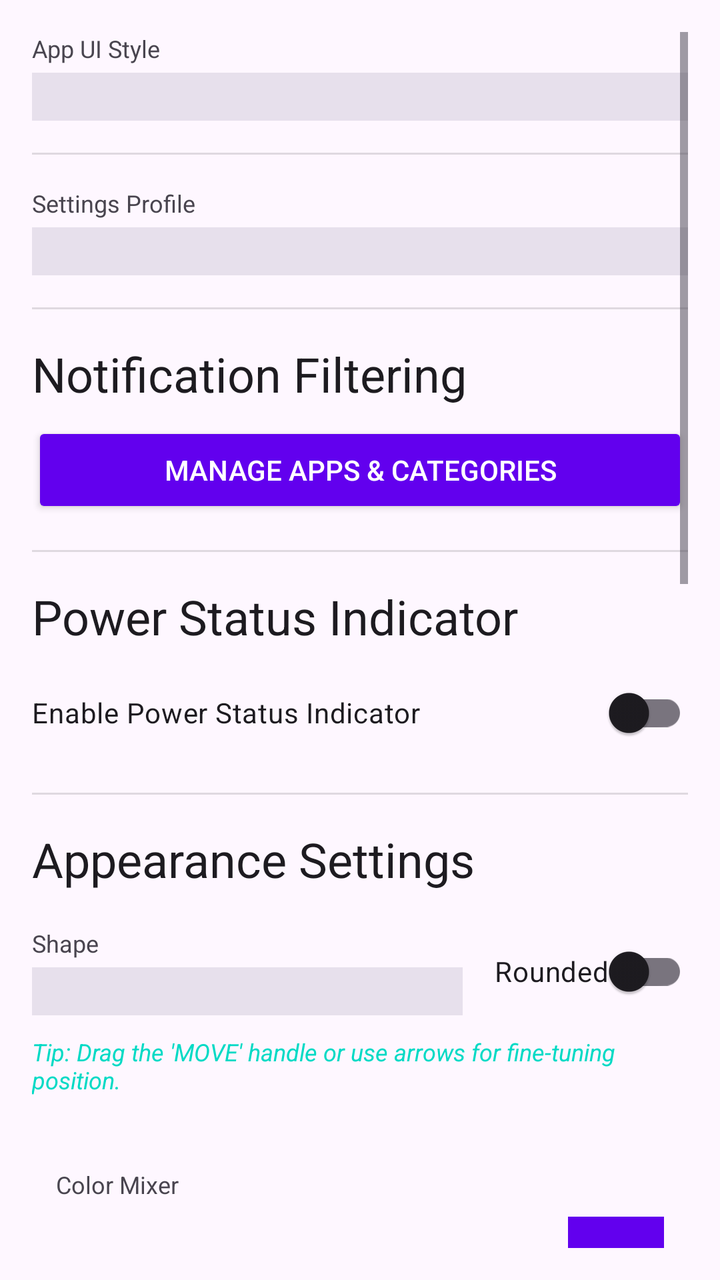
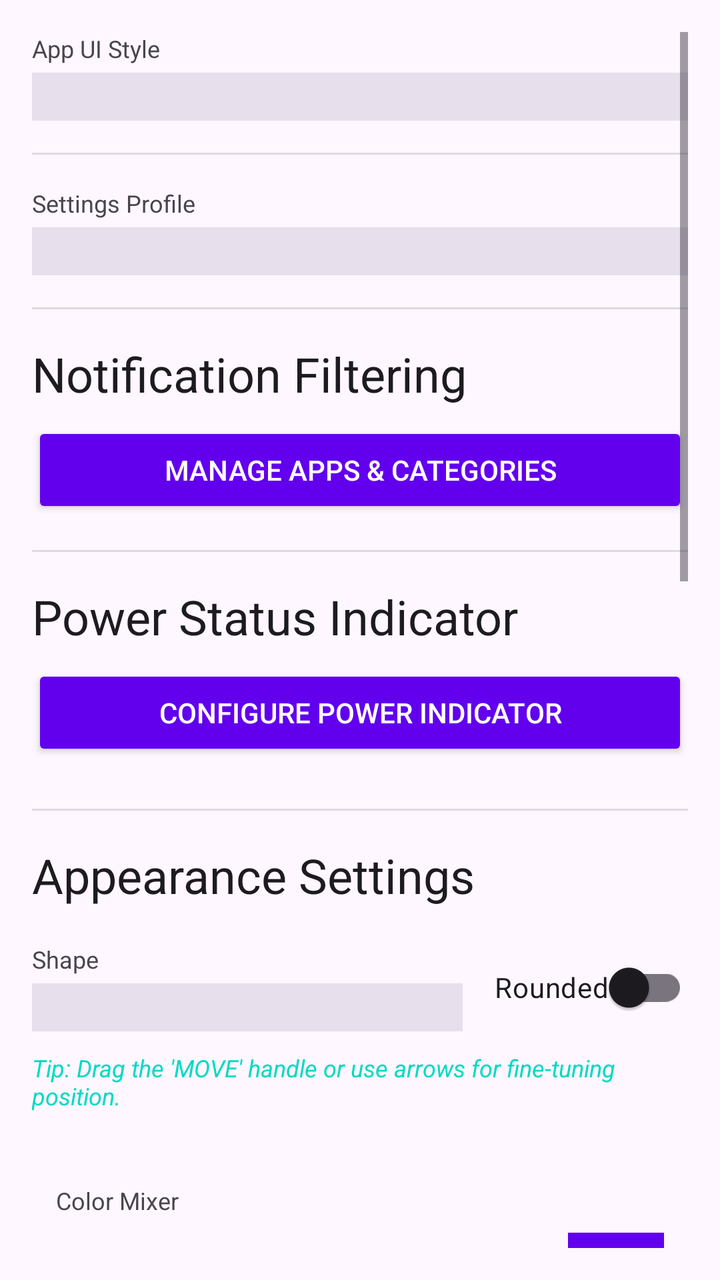

Compare the two renders of this Android layout. The source of the first and the diff that turns it into the second are given below.
<!-- AndroidManifest.xml: activity theme Theme.OpenAODNotify -->
<!-- res/layout/activity_settings.xml -->
<?xml version="1.0" encoding="utf-8"?>
<ScrollView xmlns:android="http://schemas.android.com/apk/res/android"
    xmlns:app="http://schemas.android.com/apk/res-auto"
    android:layout_width="match_parent"
    android:layout_height="match_parent"
    android:padding="16dp"
    android:fitsSystemWindows="true"
    android:background="?android:attr/windowBackground">

    <LinearLayout
        android:layout_width="match_parent"
        android:layout_height="wrap_content"
        android:orientation="vertical">

        
        <TextView
            android:layout_width="wrap_content"
            android:layout_height="wrap_content"
            android:text="App UI Style"
            android:textAppearance="@style/TextAppearance.AppCompat.Caption"
            android:textColor="?android:attr/textColorSecondary" />
        <Spinner
            android:id="@+id/spnUITheme"
            android:layout_width="match_parent"
            android:layout_height="wrap_content"
            android:background="?attr/colorSurfaceVariant"
            android:padding="12dp"
            android:layout_marginTop="4dp" />

        <View
            android:layout_width="match_parent"
            android:layout_height="1dp"
            android:background="?android:attr/listDivider"
            android:layout_marginTop="16dp"
            android:layout_marginBottom="16dp" />

        
        <TextView
            android:layout_width="wrap_content"
            android:layout_height="wrap_content"
            android:text="Settings Profile"
            android:textAppearance="@style/TextAppearance.AppCompat.Caption"
            android:textColor="?android:attr/textColorSecondary" />
        <Spinner
            android:id="@+id/spnProfile"
            android:layout_width="match_parent"
            android:layout_height="wrap_content"
            android:background="?attr/colorSurfaceVariant"
            android:padding="12dp"
            android:layout_marginTop="4dp" />

        <View
            android:layout_width="match_parent"
            android:layout_height="1dp"
            android:background="?android:attr/listDivider"
            android:layout_marginTop="16dp"
            android:layout_marginBottom="16dp" />

        <TextView
            android:layout_width="wrap_content"
            android:layout_height="wrap_content"
            android:text="Notification Filtering"
            android:textAppearance="@style/TextAppearance.AppCompat.Headline"
            android:textColor="?android:attr/textColorPrimary"
            android:layout_marginBottom="8dp"/>

        <Button
            android:id="@+id/btnDiscovery"
            style="@style/Widget.AppCompat.Button.Colored"
            android:layout_width="match_parent"
            android:layout_height="wrap_content"
            android:text="Manage Apps &amp; Categories"
            android:layout_marginBottom="16dp" />

        <View
            android:layout_width="match_parent"
            android:layout_height="1dp"
            android:background="?android:attr/listDivider"
            android:layout_marginBottom="16dp" />

        
        <TextView
            android:layout_width="wrap_content"
            android:layout_height="wrap_content"
            android:text="Power Status Indicator"
            android:textAppearance="@style/TextAppearance.AppCompat.Headline"
            android:textColor="?android:attr/textColorPrimary"
            android:layout_marginBottom="8dp"/>

        <com.google.android.material.switchmaterial.SwitchMaterial
            android:id="@+id/swPowerStatus"
            android:layout_width="match_parent"
            android:layout_height="wrap_content"
            android:text="Enable Power Status Indicator"
            android:layout_marginBottom="8dp"/>

        <LinearLayout
            android:id="@+id/layoutPowerColors"
            android:layout_width="match_parent"
            android:layout_height="wrap_content"
            android:orientation="vertical"
            android:visibility="gone">

            <TextView
                android:layout_width="wrap_content"
                android:layout_height="wrap_content"
                android:text="Indicator Shape"
                android:textAppearance="@style/TextAppearance.AppCompat.Caption"
                android:textColor="?android:attr/textColorSecondary"
                android:layout_marginBottom="4dp"/>

            <Spinner
                android:id="@+id/spnPowerShape"
                android:layout_width="match_parent"
                android:layout_height="wrap_content"
                android:background="?attr/colorSurfaceVariant"
                android:padding="12dp"
                android:layout_marginBottom="12dp" />

            <TextView
                android:layout_width="wrap_content"
                android:layout_height="wrap_content"
                android:text="Colors (Hex)"
                android:textAppearance="@style/TextAppearance.AppCompat.Caption"
                android:textColor="?android:attr/textColorSecondary"
                android:layout_marginBottom="4dp"/>

            <LinearLayout
                android:layout_width="match_parent"
                android:layout_height="wrap_content"
                android:orientation="horizontal"
                android:layout_marginBottom="8dp">
                <EditText
                    android:id="@+id/etColorPlugged"
                    android:layout_width="0dp"
                    android:layout_height="wrap_content"
                    android:layout_weight="1"
                    android:hint="Plugged (Green)"
                    android:maxLength="6"
                    android:singleLine="true"/>
                <EditText
                    android:id="@+id/etColorCharging"
                    android:layout_width="0dp"
                    android:layout_height="wrap_content"
                    android:layout_weight="1"
                    android:hint="Charging (Yellow)"
                    android:maxLength="6"
                    android:singleLine="true"
                    android:layout_marginStart="8dp"/>
                <EditText
                    android:id="@+id/etColorLow"
                    android:layout_width="0dp"
                    android:layout_height="wrap_content"
                    android:layout_weight="1"
                    android:hint="Low (Red)"
                    android:maxLength="6"
                    android:singleLine="true"
                    android:layout_marginStart="8dp"/>
            </LinearLayout>
        </LinearLayout>

        <View
            android:layout_width="match_parent"
            android:layout_height="1dp"
            android:background="?android:attr/listDivider"
            android:layout_marginTop="8dp"
            android:layout_marginBottom="16dp" />

        <TextView
            android:layout_width="wrap_content"
            android:layout_height="wrap_content"
            android:text="Appearance Settings"
            android:textAppearance="@style/TextAppearance.AppCompat.Headline"
            android:textColor="?android:attr/textColorPrimary"
            android:layout_marginBottom="16dp"/>

        
        <LinearLayout
            android:layout_width="match_parent"
            android:layout_height="wrap_content"
            android:orientation="horizontal"
            android:gravity="center_vertical">
            <LinearLayout
                android:layout_width="0dp"
                android:layout_height="wrap_content"
                android:layout_weight="1"
                android:orientation="vertical">
                <TextView
                    android:layout_width="wrap_content"
                    android:layout_height="wrap_content"
                    android:text="Shape"
                    android:textAppearance="@style/TextAppearance.AppCompat.Caption"
                    android:textColor="?android:attr/textColorSecondary" />
                <Spinner
                    android:id="@+id/spnShape"
                    android:layout_width="match_parent"
                    android:layout_height="wrap_content"
                    android:background="?attr/colorSurfaceVariant"
                    android:padding="12dp"
                    android:layout_marginTop="4dp" />
            </LinearLayout>
            <com.google.android.material.switchmaterial.SwitchMaterial
                android:id="@+id/swRounded"
                android:layout_width="wrap_content"
                android:layout_height="wrap_content"
                android:text="Rounded"
                android:layout_marginStart="16dp"/>
        </LinearLayout>

        <TextView
            android:layout_width="wrap_content"
            android:layout_height="wrap_content"
            android:text="Tip: Drag the 'MOVE' handle or use arrows for fine-tuning position."
            android:textAppearance="@style/TextAppearance.AppCompat.Caption"
            android:textColor="?attr/colorAccent"
            android:layout_marginTop="8dp"
            android:layout_marginBottom="8dp"
            android:textStyle="italic" />

        
        <LinearLayout
            android:id="@+id/layoutLineSides"
            android:layout_width="match_parent"
            android:layout_height="wrap_content"
            android:orientation="vertical"
            android:layout_marginTop="16dp"
            android:background="?attr/colorSurface"
            android:padding="12dp"
            android:visibility="gone">
            <TextView
                android:layout_width="wrap_content"
                android:layout_height="wrap_content"
                android:text="Active Sides"
                android:textAppearance="@style/TextAppearance.AppCompat.Caption"
                android:textColor="?android:attr/textColorSecondary" />
            <GridLayout
                android:layout_width="match_parent"
                android:layout_height="wrap_content"
                android:columnCount="2"
                android:rowCount="2"
                android:layout_marginTop="8dp">
                <CheckBox android:id="@+id/cbTop" android:layout_width="wrap_content" android:layout_height="wrap_content" android:text="Top" />
                <CheckBox android:id="@+id/cbBottom" android:layout_width="wrap_content" android:layout_height="wrap_content" android:text="Bottom" />
                <CheckBox android:id="@+id/cbLeft" android:layout_width="wrap_content" android:layout_height="wrap_content" android:text="Left" />
                <CheckBox android:id="@+id/cbRight" android:layout_width="wrap_content" android:layout_height="wrap_content" android:text="Right" />
            </GridLayout>
        </LinearLayout>

        
        <LinearLayout
            android:layout_width="match_parent"
            android:layout_height="wrap_content"
            android:orientation="vertical"
            android:layout_marginTop="16dp"
            android:background="?attr/colorSurface"
            android:padding="12dp">

            <TextView
                android:layout_width="wrap_content"
                android:layout_height="wrap_content"
                android:text="Color Mixer"
                android:textAppearance="@style/TextAppearance.AppCompat.Caption"
                android:textColor="?android:attr/textColorSecondary" />

            <LinearLayout
                android:layout_width="match_parent"
                android:layout_height="wrap_content"
                android:orientation="horizontal"
                android:gravity="center_vertical"
                android:layout_marginTop="8dp">
                <EditText
                    android:id="@+id/etColor"
                    android:layout_width="0dp"
                    android:layout_height="wrap_content"
                    android:layout_weight="1"
                    android:hint="0066ff"
                    android:maxLength="6"
                    android:singleLine="true"
                    android:focusable="false"
                    android:cursorVisible="false" />
                <View
                    android:id="@+id/color_preview"
                    android:layout_width="48dp"
                    android:layout_height="48dp"
                    android:layout_marginStart="16dp"
                    android:background="?attr/colorPrimary" />
            </LinearLayout>

            <TextView android:text="Red" android:layout_width="wrap_content" android:layout_height="wrap_content" android:layout_marginTop="12dp" android:textSize="12sp" android:textColor="?android:attr/textColorPrimary"/>
            <SeekBar android:id="@+id/seek_red" android:layout_width="match_parent" android:layout_height="wrap_content" android:max="255" />

            <TextView android:text="Green" android:layout_width="wrap_content" android:layout_height="wrap_content" android:layout_marginTop="8dp" android:textSize="12sp" android:textColor="?android:attr/textColorPrimary"/>
            <SeekBar android:id="@+id/seek_green" android:layout_width="match_parent" android:layout_height="wrap_content" android:max="255" />

            <TextView android:text="Blue" android:layout_width="wrap_content" android:layout_height="wrap_content" android:layout_marginTop="8dp" android:textSize="12sp" android:textColor="?android:attr/textColorPrimary"/>
            <SeekBar android:id="@+id/seek_blue" android:layout_width="match_parent" android:layout_height="wrap_content" android:max="255" />
        </LinearLayout>

        
        <include layout="@layout/stepper_field" android:id="@+id/stepperSize"/>
        <include layout="@layout/stepper_field" android:id="@+id/stepperDuration"/>
        <include layout="@layout/stepper_field" android:id="@+id/stepperMinAlpha"/>
        <include layout="@layout/stepper_field" android:id="@+id/stepperMaxAlpha"/>
        <include layout="@layout/stepper_field" android:id="@+id/stepperTimeout"/>

        
        <LinearLayout
            android:id="@+id/layoutPosition"
            android:layout_width="match_parent"
            android:layout_height="wrap_content"
            android:orientation="vertical"
            android:layout_marginTop="16dp">

            <TextView
                android:layout_width="wrap_content"
                android:layout_height="wrap_content"
                android:text="Positioning"
                android:textAppearance="@style/TextAppearance.AppCompat.Caption"
                android:textColor="?android:attr/textColorSecondary" />

            <LinearLayout
                android:layout_width="match_parent"
                android:layout_height="wrap_content"
                android:orientation="horizontal"
                android:gravity="center_vertical">

                <LinearLayout
                    android:layout_width="0dp"
                    android:layout_height="wrap_content"
                    android:layout_weight="1"
                    android:orientation="vertical">
                    <TextView
                        android:layout_width="wrap_content"
                        android:layout_height="wrap_content"
                        android:text="X Offset"
                        android:textSize="10sp"
                        android:textColor="?android:attr/textColorPrimary"/>
                    <EditText
                        android:id="@+id/etX"
                        android:layout_width="match_parent"
                        android:layout_height="wrap_content"
                        android:inputType="numberSigned"
                        android:hint="600" />
                </LinearLayout>

                <LinearLayout
                    android:layout_width="0dp"
                    android:layout_height="wrap_content"
                    android:layout_weight="1"
                    android:orientation="vertical"
                    android:layout_marginStart="8dp">
                    <TextView
                        android:layout_width="wrap_content"
                        android:layout_height="wrap_content"
                        android:text="Y Offset"
                        android:textSize="10sp"
                        android:textColor="?android:attr/textColorPrimary"/>
                    <EditText
                        android:id="@+id/etY"
                        android:layout_width="match_parent"
                        android:layout_height="wrap_content"
                        android:inputType="numberSigned"
                        android:hint="325" />
                </LinearLayout>

                <GridLayout
                    android:layout_width="wrap_content"
                    android:layout_height="wrap_content"
                    android:columnCount="3"
                    android:rowCount="2"
                    android:layout_marginStart="16dp">
                    <View android:layout_width="32dp" android:layout_height="32dp" />
                    <ImageButton
                        android:id="@+id/btnUp"
                        android:layout_width="32dp"
                        android:layout_height="32dp"
                        android:src="@android:drawable/arrow_up_float"
                        android:background="?attr/selectableItemBackground"
                        android:tint="?attr/colorOnSurface"
                        android:contentDescription="Up" />
                    <View android:layout_width="32dp" android:layout_height="32dp" />
                    <ImageButton
                        android:id="@+id/btnLeft"
                        android:layout_width="32dp"
                        android:layout_height="32dp"
                        android:src="@android:drawable/arrow_down_float"
                        android:rotation="90"
                        android:background="?attr/selectableItemBackground"
                        android:tint="?attr/colorOnSurface"
                        android:contentDescription="Left" />
                    <ImageButton
                        android:id="@+id/btnDown"
                        android:layout_width="32dp"
                        android:layout_height="32dp"
                        android:src="@android:drawable/arrow_down_float"
                        android:background="?attr/selectableItemBackground"
                        android:tint="?attr/colorOnSurface"
                        android:contentDescription="Down" />
                    <ImageButton
                        android:id="@+id/btnRight"
                        android:layout_width="32dp"
                        android:layout_height="32dp"
                        android:src="@android:drawable/arrow_up_float"
                        android:rotation="90"
                        android:background="?attr/selectableItemBackground"
                        android:tint="?attr/colorOnSurface"
                        android:contentDescription="Right" />
                </GridLayout>
            </LinearLayout>
        </LinearLayout>

        <Button
            android:id="@+id/btnSave"
            android:layout_width="match_parent"
            android:layout_height="wrap_content"
            android:text="Save &amp; Apply"
            android:layout_marginTop="32dp"
            android:layout_marginBottom="32dp" />

    </LinearLayout>
</ScrollView>
<!-- res/layout/stepper_field.xml (included above) -->
<?xml version="1.0" encoding="utf-8"?>
<LinearLayout xmlns:android="http://schemas.android.com/apk/res/android"
    android:layout_width="match_parent"
    android:layout_height="wrap_content"
    android:orientation="vertical"
    android:layout_marginTop="16dp">

    <TextView
        android:id="@+id/tvLabel"
        android:layout_width="wrap_content"
        android:layout_height="wrap_content"
        android:text="Label"
        android:textAppearance="@style/TextAppearance.AppCompat.Caption" />

    <LinearLayout
        android:layout_width="match_parent"
        android:layout_height="wrap_content"
        android:orientation="horizontal"
        android:gravity="center_vertical">

        <ImageButton
            android:id="@+id/btnMinus"
            android:layout_width="48dp"
            android:layout_height="48dp"
            android:src="@android:drawable/button_onoff_indicator_off"
            android:background="?attr/selectableItemBackground"
            android:contentDescription="Decrease" />

        <EditText
            android:id="@+id/etValue"
            android:layout_width="0dp"
            android:layout_height="wrap_content"
            android:layout_weight="1"
            android:gravity="center"
            android:inputType="numberDecimal"
            android:hint="0" />

        <ImageButton
            android:id="@+id/btnPlus"
            android:layout_width="48dp"
            android:layout_height="48dp"
            android:src="@android:drawable/button_onoff_indicator_on"
            android:background="?attr/selectableItemBackground"
            android:contentDescription="Increase" />
    </LinearLayout>
</LinearLayout>
<!-- resources referenced by this layout -->
<resources>
  <style name="Theme.OpenAODNotify" parent="Theme.Material3.DayNight.NoActionBar">
          <item name="colorPrimary">@color/purple_500</item>
          <item name="colorSecondary">@color/teal_200</item>
          <item name="android:statusBarColor">?attr/colorSurface</item>
          <item name="android:windowLightStatusBar" tools:targetApi="m">true</item>
      </style>
  <color name="purple_500">#FF6200EE</color>
  <color name="teal_200">#FF03DAC5</color>
</resources>

<!-- the commit's change to res/layout/activity_settings.xml (unified diff, before → after) -->
@@ -87,77 +87,13 @@
             android:textColor="?android:attr/textColorPrimary"
             android:layout_marginBottom="8dp"/>
 
-        <com.google.android.material.switchmaterial.SwitchMaterial
-            android:id="@+id/swPowerStatus"
-            android:layout_width="match_parent"
-            android:layout_height="wrap_content"
-            android:text="Enable Power Status Indicator"
-            android:layout_marginBottom="8dp"/>
-
-        <LinearLayout
-            android:id="@+id/layoutPowerColors"
-            android:layout_width="match_parent"
-            android:layout_height="wrap_content"
-            android:orientation="vertical"
-            android:visibility="gone">
-
-            <TextView
-                android:layout_width="wrap_content"
-                android:layout_height="wrap_content"
-                android:text="Indicator Shape"
-                android:textAppearance="@style/TextAppearance.AppCompat.Caption"
-                android:textColor="?android:attr/textColorSecondary"
-                android:layout_marginBottom="4dp"/>
-
-            <Spinner
-                android:id="@+id/spnPowerShape"
-                android:layout_width="match_parent"
-                android:layout_height="wrap_content"
-                android:background="?attr/colorSurfaceVariant"
-                android:padding="12dp"
-                android:layout_marginBottom="12dp" />
-
-            <TextView
-                android:layout_width="wrap_content"
-                android:layout_height="wrap_content"
-                android:text="Colors (Hex)"
-                android:textAppearance="@style/TextAppearance.AppCompat.Caption"
-                android:textColor="?android:attr/textColorSecondary"
-                android:layout_marginBottom="4dp"/>
-
-            <LinearLayout
-                android:layout_width="match_parent"
-                android:layout_height="wrap_content"
-                android:orientation="horizontal"
-                android:layout_marginBottom="8dp">
-                <EditText
-                    android:id="@+id/etColorPlugged"
-                    android:layout_width="0dp"
-                    android:layout_height="wrap_content"
-                    android:layout_weight="1"
-                    android:hint="Plugged (Green)"
-                    android:maxLength="6"
-                    android:singleLine="true"/>
-                <EditText
-                    android:id="@+id/etColorCharging"
-                    android:layout_width="0dp"
-                    android:layout_height="wrap_content"
-                    android:layout_weight="1"
-                    android:hint="Charging (Yellow)"
-                    android:maxLength="6"
-                    android:singleLine="true"
-                    android:layout_marginStart="8dp"/>
-                <EditText
-                    android:id="@+id/etColorLow"
-                    android:layout_width="0dp"
-                    android:layout_height="wrap_content"
-                    android:layout_weight="1"
-                    android:hint="Low (Red)"
-                    android:maxLength="6"
-                    android:singleLine="true"
-                    android:layout_marginStart="8dp"/>
-            </LinearLayout>
-        </LinearLayout>
+        <Button
+            android:id="@+id/btnPowerSettings"
+            style="@style/Widget.AppCompat.Button.Colored"
+            android:layout_width="match_parent"
+            android:layout_height="wrap_content"
+            android:text="Configure Power Indicator"
+            android:layout_marginBottom="16dp" />
 
         <View
             android:layout_width="match_parent"
